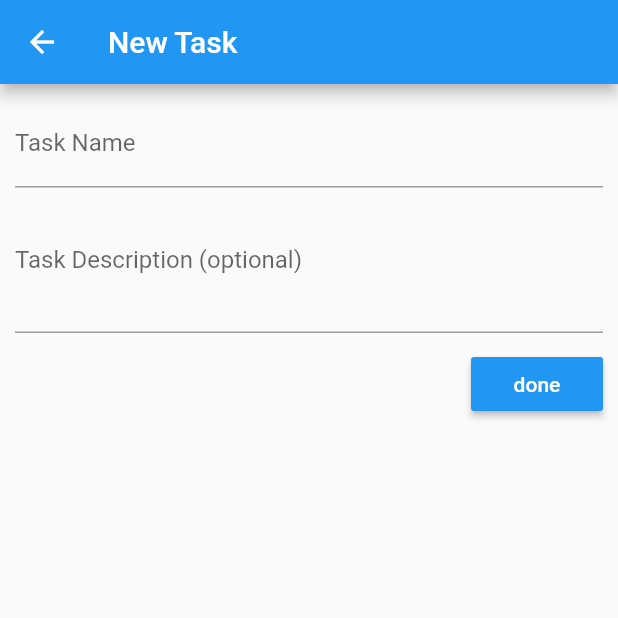
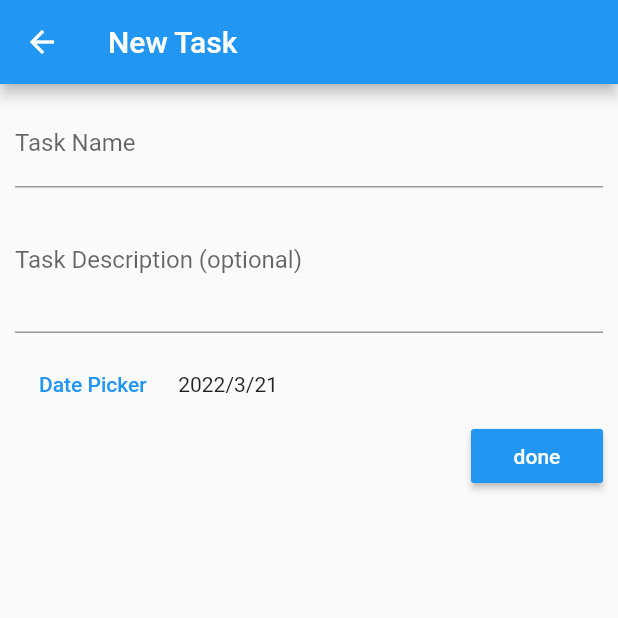
Before and after one commit to BuffyJoe/Todo-with-flutter, a Flutter app: the screen it shows after launch, item 2 of the bottom bar chosen, on a phone screen of 412 x 824 dp, the top half of it. Run offline on Flutter 3.47's test engine with Material 2 defaults, Android fonts, the phone set to English and light mode, and no system bars; our stand-ins replace cloud_firestore, firebase_core, flutter_slidable, splashscreen; accounts and stored records are empty.

Commit message:
21/03/22

```diff
--- a/lib/screens/add_task.dart
+++ b/lib/screens/add_task.dart
@@ -2,9 +2,35 @@ import 'package:cloud_firestore/cloud_firestore.dart';
 import 'package:flutter/material.dart';
 import 'package:firebase_core/firebase_core.dart';
 
-class AddTask extends StatelessWidget {
+class AddTask extends StatefulWidget {
+  @override
+  State<AddTask> createState() => _AddTaskState();
+}
+
+class _AddTaskState extends State<AddTask> {
   var textcontrol = '';
+
   var descriptionControl = '';
+  var initialDate = DateTime.now();
+
+  var lastDate = DateTime.now();
+  DateTime newDate = DateTime.now();
+  Future pickDate(BuildContext context) async {
+    final Date = await showDatePicker(
+      context: context,
+      initialDate: initialDate,
+      firstDate: DateTime.now(),
+      lastDate: DateTime(lastDate.year + 2),
+    );
+
+    if (Date == null) return;
+    newDate = Date;
+    setState(() {
+      newDate;
+      initialDate = Date;
+    });
+  }
+
   @override
   Widget build(BuildContext context) {
     return Scaffold(
@@ -14,7 +40,9 @@ class AddTask extends StatelessWidget {
       body: Container(
         height: 700,
         padding: EdgeInsets.all(10),
-        child: Column(crossAxisAlignment: CrossAxisAlignment.end, children: [
+        child: Column(
+          crossAxisAlignment: CrossAxisAlignment.end,
+          children: [
             TextFormField(
               onChanged: (value) {
                 textcontrol = value;
@@ -33,6 +61,25 @@ class AddTask extends StatelessWidget {
             Container(
               height: 10,
             ),
+            Row(
+              children: [
+                FlatButton(
+                  child: Text(
+                    'Date Picker',
+                    style: TextStyle(color: Colors.blue),
+                  ),
+                  onPressed: () {
+                    pickDate(context);
+                  },
+                  // color: Colors.brown[400],
+                ),
+                Container(
+                  child:
+                      Text("${newDate.year}/${newDate.month}/${newDate.day}"),
+                  padding: EdgeInsets.all(5),
+                )
+              ],
+            ),
             RaisedButton(
               child: Text(
                 'done',
@@ -48,12 +95,15 @@ class AddTask extends StatelessWidget {
                     'name': textcontrol,
                     'description': descriptionControl,
                     'completed': false,
+                    'DOC': newDate,
+                    "CREATED": DateTime.now()
                   },
                 );
                 Navigator.pop(context);
               },
             ),
-        ]),
+          ],
+        ),
       ),
     );
   }
--- a/pubspec.yaml
+++ b/pubspec.yaml
@@ -36,6 +36,7 @@ dependencies:
   # Use with the CupertinoIcons class for iOS style icons.
   cupertino_icons: ^1.0.2
   splashscreen:
+  intl:
 
 
 dev_dependencies:
```
Also changed, not shown: lib/screens/edit.dart (+76 -8 lines), lib/screens/home.dart (+31 -12 lines), pubspec.lock. Lines whose indentation alone changed are shown as unchanged.
